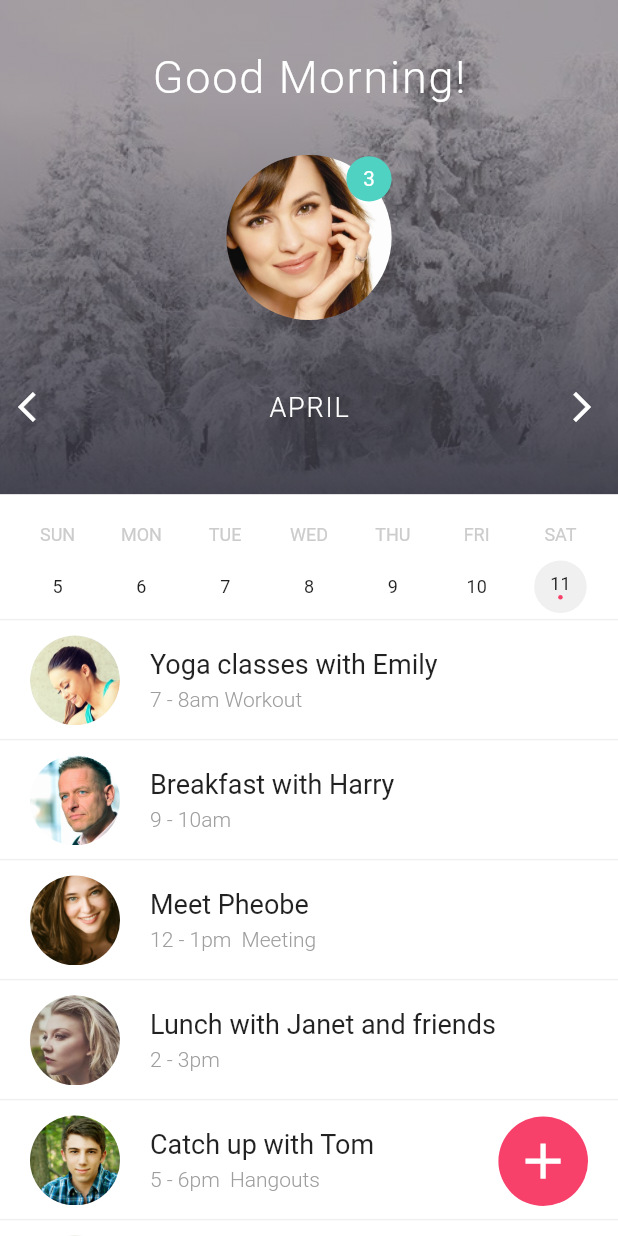
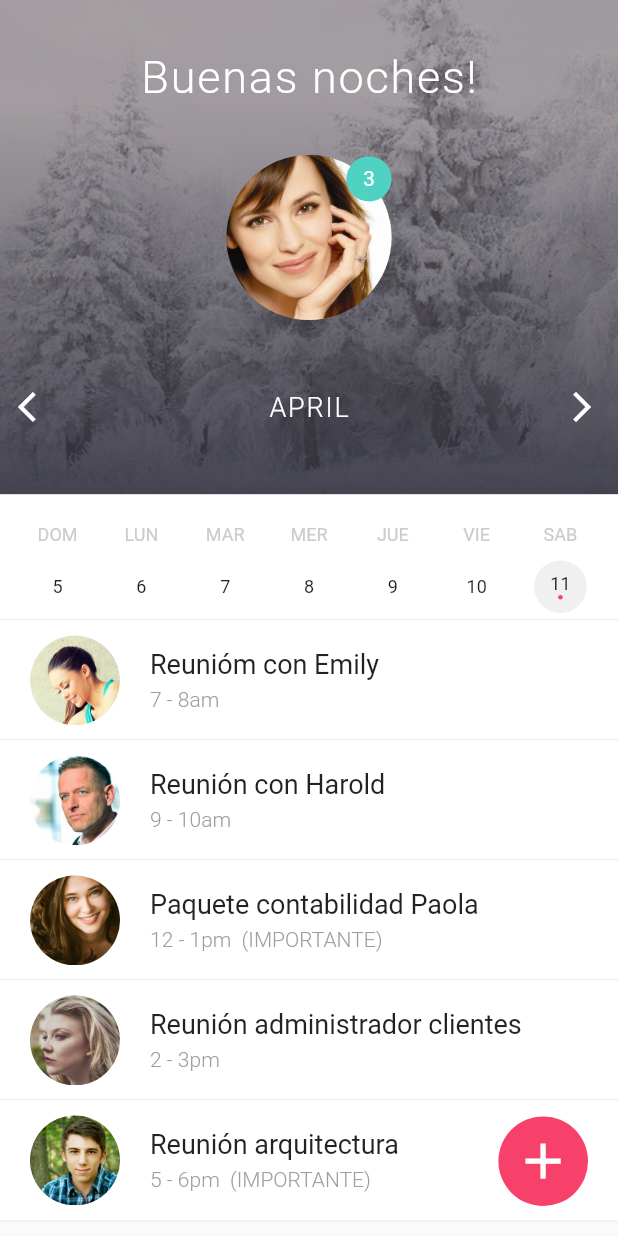
Before and after one commit to pcisrra/businessApp, a Flutter app: the HomeScreen screen opened by its route, on a phone screen of 412 x 824 dp. Run offline on Flutter 3.47's test engine with Material 2 defaults, Android fonts, the phone set to English and light mode, and no system bars; statements that could not run were skipped.

Commit message:
Home Modifications

```diff
--- a/lib/Components/Calender.dart
+++ b/lib/Components/Calender.dart
@@ -3,7 +3,7 @@ import 'CalenderCell.dart';
 
 class Calender extends StatelessWidget {
   final EdgeInsets margin;
-  final List<String> week = ["SUN", "MON", "TUE", "WED", "THU", "FRI", "SAT"];
+  final List<String> week = ["DOM", "LUN", "MAR", "MER", "JUE", "VIE", "SAB"];
   final List arrayDay = [];
   Calender({this.margin});
 
--- a/lib/Components/HomeTopView.dart
+++ b/lib/Components/HomeTopView.dart
@@ -68,7 +68,7 @@ class ImageBackground extends StatelessWidget {
                   mainAxisAlignment: MainAxisAlignment.spaceEvenly,
                   children: <Widget>[
                     new Text(
-                      "Good Morning!",
+                      "Buenas noches!",
                       style: new TextStyle(
                           fontSize: 30.0,
                           letterSpacing: 1.2,
--- a/lib/Components/ListViewContainer.dart
+++ b/lib/Components/ListViewContainer.dart
@@ -21,39 +21,33 @@ class ListViewContent extends StatelessWidget {
         new ListData(
             margin: listSlidePosition.value * 5.5,
             width: listTileWidth.value,
-            title: "Yoga classes with Emily",
-            subtitle: "7 - 8am Workout",
+            title: "Reunióm con Emily",
+            subtitle: "7 - 8am",
             image: avatar6),
         new ListData(
             margin: listSlidePosition.value * 4.5,
             width: listTileWidth.value,
-            title: "Breakfast with Harry",
+            title: "Reunión con Harold",
             subtitle: "9 - 10am ",
             image: avatar1),
         new ListData(
             margin: listSlidePosition.value * 3.5,
             width: listTileWidth.value,
-            title: "Meet Pheobe ",
-            subtitle: "12 - 1pm  Meeting",
+            title: "Paquete contabilidad Paola",
+            subtitle: "12 - 1pm  (IMPORTANTE)",
             image: avatar5),
         new ListData(
             margin: listSlidePosition.value * 2.5,
             width: listTileWidth.value,
-            title: "Lunch with Janet and friends",
+            title: "Reunión administrador clientes",
             subtitle: "2 - 3pm ",
             image: avatar4),
         new ListData(
             margin: listSlidePosition.value * 1.5,
             width: listTileWidth.value,
-            title: "Catch up with Tom",
-            subtitle: "5 - 6pm  Hangouts",
+            title: "Reunión arquitectura",
+            subtitle: "5 - 6pm  (IMPORTANTE)",
             image: avatar2),
-        new ListData(
-            margin: listSlidePosition.value * 0.5,
-            width: listTileWidth.value,
-            title: "Party at Hard Rock",
-            subtitle: "8 - 12 Pub and Restaurant",
-            image: avatar3),
       ],
     ));
   }
--- a/lib/Components/SignInButton.dart
+++ b/lib/Components/SignInButton.dart
@@ -13,7 +13,7 @@ class SignIn extends StatelessWidget {
         borderRadius: new BorderRadius.all(const Radius.circular(30.0)),
       ),
       child: new Text(
-        "Sign In",
+        "Ingresar",
         style: new TextStyle(
           color: Colors.white,
           fontSize: 20.0,
```
